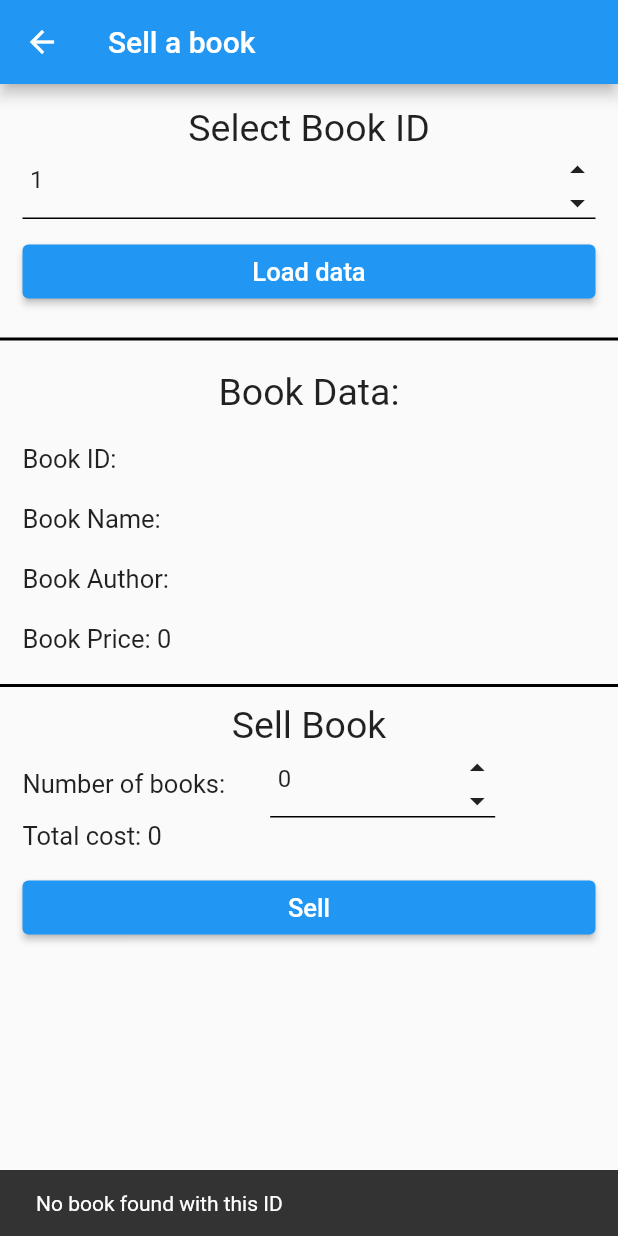
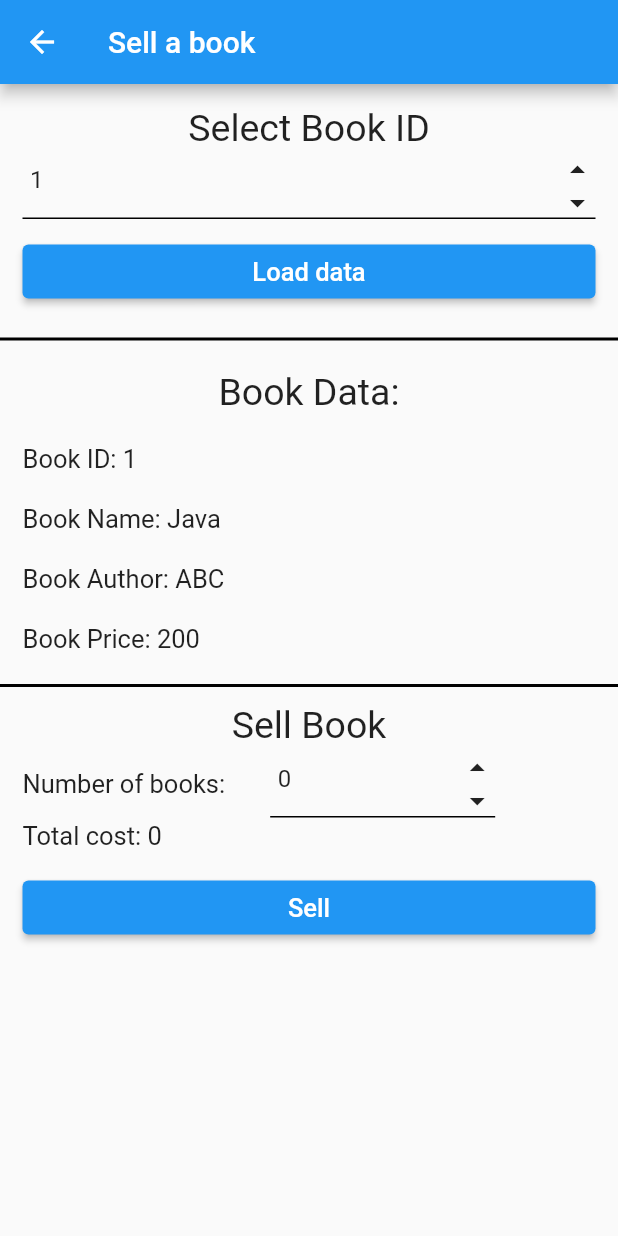
Before and after one commit to key292sol/flutter-book-store-management-system, a Flutter app: the SellBookScreen screen opened directly, after a tap on "Load data", on a phone screen of 412 x 824 dp. Run offline on Flutter 3.47's test engine with Material 2 defaults, Android fonts, the phone set to English and light mode, and no system bars.

Commit message:
Some changes

```diff
--- a/lib/ui/SellBookScreen.dart
+++ b/lib/ui/SellBookScreen.dart
@@ -1,5 +1,3 @@
-import 'dart:html';
-
 import 'package:book_store_management/data/AllBooks.dart';
 import 'package:book_store_management/data/Book.dart';
 import 'package:book_store_management/globals.dart';
@@ -18,11 +16,6 @@ class SellBookScreen extends StatefulWidget {
   }
 }
 
-
-// Select ID
-// Display data
-// Select count of books
-// Sell
 class _SellBookScreenState extends State<SellBookScreen> {
 
   Book _curBook = Book(-1, "", "", 0, 0);
@@ -31,7 +24,7 @@ class _SellBookScreenState extends State<SellBookScreen> {
   int _sellingCount = 0;
 
   void getBookByID() {
-    Book? book = AllBooks.getBookByNum(_bookId);
+    Book? book = AllBooks.getBookById(_bookId);
 
     if (book == null) {
       ShowDialogs.showToast("No book found with this ID");
@@ -54,12 +47,12 @@ class _SellBookScreenState extends State<SellBookScreen> {
 
     ShowDialogs.showToast("Sold $_sellingCount books");
 
-    setState(() {
+    /* setState(() {
       this._bookId = AllBooks.getFirstBookId();
       this._curBook = Book(-1, "", "", 0, 0);
       this._sellingCount = 0;
       this._sellingPrice = 0;
-    });
+    }); */
 
     navigatePop();
   }
@@ -135,6 +128,8 @@ class _SellBookScreenState extends State<SellBookScreen> {
     EdgeInsets insets = EdgeInsets.symmetric(horizontal: 15, vertical: 10);
     TextStyle textStyle = getContentTextStyle();
 
+    Map curBookMap = (_curBook.id == -1) ? Book.getEmptyMap() : _curBook.getAsMap();
+
     return Container(
       child: Column(
         crossAxisAlignment: CrossAxisAlignment.stretch,
@@ -152,28 +147,28 @@ class _SellBookScreenState extends State<SellBookScreen> {
           Padding(
             padding: insets,
             child: Text(
-              "Book ID: " + ((_curBook.id != -1) ? _curBook.id.toString() : ""),
+              "Book ID: " + curBookMap["id"],
               style: textStyle,
             ),
           ),
           Padding(
             padding: insets,
             child: Text(
-              "Book Name: " + _curBook.name,
+              "Book Name: " + curBookMap["name"],
               style: textStyle,
             ),
           ),
           Padding(
             padding: insets,
             child: Text(
-              "Book Author: " + _curBook.author,
+              "Book Author: " + curBookMap["author"],
               style: textStyle,
             ),
           ),
           Padding(
             padding: insets,
             child: Text(
-              "Book Price: " + _curBook.price.toString(),
+              "Book Price: " + curBookMap["price"],
               style: textStyle,
             ),
           ),
```
